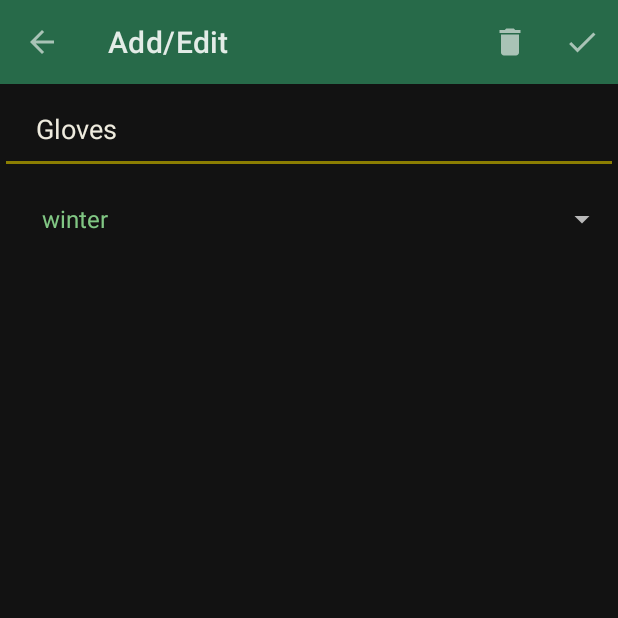
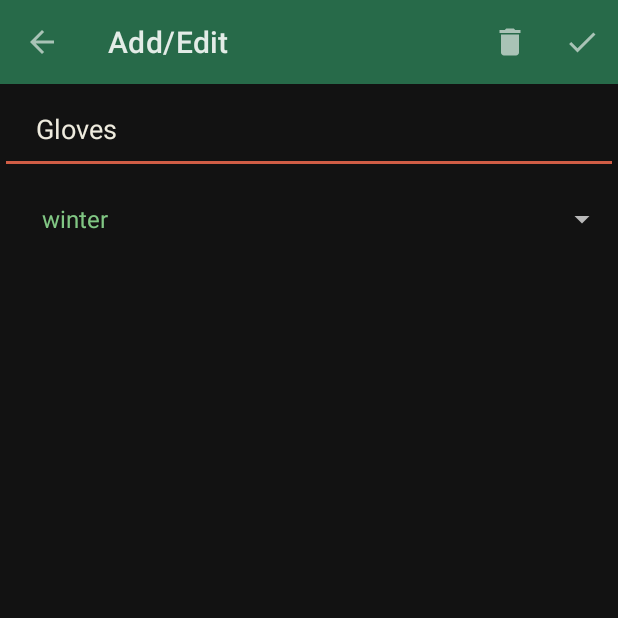
Before and after one commit to PremKolar/Kitems, an Android app: the screen it shows after launch (MainActivity), after a tap on "Gloves", on a phone screen of 412 x 824 dp, the top half of it. Run offline under Robolectric (Android 15) with nearby library versions, the phone set to English and light mode, and no system bars; our stand-ins replace Room's generated code, navigation-ui; libraries missing offline, so code that uses them is left out: jp.wasabeef.recyclerview; 2 statements that could not run were skipped; 2 other taps on this screen came first.

Commit message:
sessions now ratable

```diff
--- a/app/src/main/java/com/nk/tokitelist/MainActivity.kt
+++ b/app/src/main/java/com/nk/tokitelist/MainActivity.kt
@@ -1,5 +1,4 @@
 package com.nk.tokitelist
-// TODO: 12.11.20 animations missing
 
 import android.os.Bundle
 import android.view.MenuItem
--- a/app/src/main/java/com/nk/tokitelist/data/models/KiteSession.kt
+++ b/app/src/main/java/com/nk/tokitelist/data/models/KiteSession.kt
@@ -13,5 +13,6 @@ data class KiteSession(
         var id:Int,
         var date: Date,
         var spot: Spot,
-        var season: Season
+        var season: Season,
+        var rating: Rating = Rating.OK
 ): Parcelable
--- a/app/src/main/java/com/nk/tokitelist/fragments/list/ListAdapter.kt
+++ b/app/src/main/java/com/nk/tokitelist/fragments/list/checkedKitems/CheckedListAdapter.kt
@@ -1,4 +1,4 @@
-package com.nk.tokitelist.fragments.list
+package com.nk.tokitelist.fragments.list.checkedKitems
 
 import android.view.LayoutInflater
 import android.view.View
@@ -11,7 +11,7 @@ import com.nk.tokitelist.data.models.KiteItem
 import com.nk.tokitelist.data.models.Season
 import kotlinx.android.synthetic.main.row_layout.view.*
 
-class ListAdapter: RecyclerView.Adapter<ListAdapter.MyViewHolder>() {
+class CheckedListAdapter: RecyclerView.Adapter<CheckedListAdapter.MyViewHolder>() {
 
     var dataList = emptyList<KiteItem>()
 
@@ -27,7 +27,7 @@ class ListAdapter: RecyclerView.Adapter<ListAdapter.MyViewHolder>() {
     override fun onBindViewHolder(holder: MyViewHolder, position: Int) {
         holder.itemView.txt_name.text = dataList[position].name
         holder.itemView.row_background.setOnClickListener{
-            val action = KitemsListFragmentDirections.actionListFragmentToAddFragment(dataList[position])
+            val action = CheckedKitemsListFragmentDirections.actionCheckedListFragmentToAddFragment(dataList[position])
             holder.itemView.findNavController().navigate(action)
         }
 
--- a/app/src/main/java/com/nk/tokitelist/fragments/list/KitemsListFragment.kt
+++ b/app/src/main/java/com/nk/tokitelist/fragments/list/kitems/KitemsListFragment.kt
@@ -1,4 +1,4 @@
-package com.nk.tokitelist.fragments.list
+package com.nk.tokitelist.fragments.list.kitems
 
 
 import android.content.Context
@@ -203,7 +203,7 @@ class KitemsListFragment : Fragment() {
     }
 
     private fun swipeToCheck(recyclerView: RecyclerView){
-        val swipeToCheckCallback = object :SwipeToCheck(){
+        val swipeToCheckCallback = object : SwipeToCheck(){
             override fun onSwiped(viewHolder: RecyclerView.ViewHolder, direction: Int) {
                 val itemToCheck = adapter.dataList[viewHolder.adapterPosition]
                 mToKiteViewModel.checkKitem(itemToCheck)
--- /dev/null
+++ b/app/src/main/java/com/nk/tokitelist/fragments/list/kitems/ListAdapter.kt
@@ -0,0 +1,54 @@
+package com.nk.tokitelist.fragments.list.kitems
+
+import android.view.LayoutInflater
+import android.view.View
+import android.view.ViewGroup
+import androidx.core.content.ContextCompat
+import androidx.navigation.findNavController
+import androidx.recyclerview.widget.RecyclerView
+import com.nk.tokitelist.R
+import com.nk.tokitelist.data.models.KiteItem
+import com.nk.tokitelist.data.models.Season
+import kotlinx.android.synthetic.main.row_layout.view.*
+
+class ListAdapter: RecyclerView.Adapter<ListAdapter.MyViewHolder>() {
+
+    var dataList = emptyList<KiteItem>()
+
+    class MyViewHolder(itemView: View):RecyclerView.ViewHolder(itemView){
+
+    }
+
+    override fun onCreateViewHolder(parent: ViewGroup, viewType: Int): MyViewHolder {
+        val view = LayoutInflater.from(parent.context).inflate(R.layout.row_layout,parent,false)
+        return MyViewHolder(view)
+    }
+
+    override fun onBindViewHolder(holder: MyViewHolder, position: Int) {
+        holder.itemView.txt_name.text = dataList[position].name
+        holder.itemView.row_background.setOnClickListener{
+            val action = KitemsListFragmentDirections.actionListFragmentToAddFragment(dataList[position])
+            holder.itemView.findNavController().navigate(action)
+        }
+
+        when (dataList[position].season) {
+            Season.summer -> holder.itemView.row_background.background.setTint(ContextCompat.getColor(holder.itemView.context, R.color.hot))
+            Season.winter -> holder.itemView.row_background.background.setTint(ContextCompat.getColor(holder.itemView.context, R.color.cold))
+            Season.always -> holder.itemView.row_background.background.setTint(ContextCompat.getColor(holder.itemView.context, R.color.allYear))
+        }
+    }
+
+    override fun getItemCount(): Int {
+        return dataList.size
+    }
+
+    fun setData(data: List<KiteItem>?){
+        if (data != null) {
+            this.dataList = data
+        }else{
+            this.dataList = this.dataList.subList(0,0)
+        }
+        notifyDataSetChanged()
+    }
+
+}
--- a/app/src/main/java/com/nk/tokitelist/fragments/list/SwipeToCheck.kt
+++ b/app/src/main/java/com/nk/tokitelist/fragments/list/kitems/SwipeToCheck.kt
@@ -1,4 +1,4 @@
-package com.nk.tokitelist.fragments.list
+package com.nk.tokitelist.fragments.list.kitems
 
 import androidx.recyclerview.widget.ItemTouchHelper
 import androidx.recyclerview.widget.RecyclerView
--- a/app/src/main/res/layout/fragment_checked_list.xml
+++ b/app/src/main/res/layout/fragment_checked_list.xml
@@ -5,7 +5,7 @@
     xmlns:tools="http://schemas.android.com/tools"
     android:layout_width="match_parent"
     android:layout_height="match_parent"
-    tools:context=".fragments.list.CheckedKitemsListFragment"
+    tools:context=".fragments.list.checkedKitems.CheckedKitemsListFragment"
     android:orientation="vertical"
     style="@style/Theme.ToKiteList">
 
--- a/app/src/main/res/layout/fragment_kitems_list.xml
+++ b/app/src/main/res/layout/fragment_kitems_list.xml
@@ -6,7 +6,7 @@
     xmlns:tools="http://schemas.android.com/tools"
     android:layout_width="match_parent"
     android:layout_height="match_parent"
-    tools:context=".fragments.list.KitemsListFragment"
+    tools:context=".fragments.list.kitems.KitemsListFragment"
     android:orientation="vertical"
     >
 
--- a/app/src/main/res/navigation/main_nav.xml
+++ b/app/src/main/res/navigation/main_nav.xml
@@ -7,13 +7,16 @@
 
     <fragment
         android:id="@+id/checkedListFragment"
-        android:name="com.nk.tokitelist.fragments.list.CheckedKitemsListFragment"
+        android:name="com.nk.tokitelist.fragments.list.checkedKitems.CheckedKitemsListFragment"
         android:label="CheckedList"
         tools:layout="@layout/fragment_checked_list" >
+        <action
+            android:id="@+id/action_checkedListFragment_to_addFragment"
+            app:destination="@id/addFragment" />
     </fragment>
     <fragment
         android:id="@+id/listFragment"
-        android:name="com.nk.tokitelist.fragments.list.KitemsListFragment"
+        android:name="com.nk.tokitelist.fragments.list.kitems.KitemsListFragment"
         android:label="List"
         tools:layout="@layout/fragment_kitems_list" >
         <action
@@ -50,7 +53,9 @@
             android:id="@+id/action_addFragment_to_listFragment"
             app:destination="@id/listFragment"
             app:enterAnim="@anim/slide_in_right"
-            app:exitAnim="@anim/slide_out_right"/>
+            app:exitAnim="@anim/slide_out_right"
+            app:popEnterAnim="@anim/slide_in_left"
+            app:popExitAnim="@anim/slide_out_left" />
     </fragment>
     <fragment
         android:id="@+id/editSessionFragment"
@@ -65,7 +70,11 @@
             />
         <action
             android:id="@+id/action_editSessionFragment_to_sessionsOverviewFragment"
-            app:destination="@id/sessionsOverviewFragment" />
+            app:destination="@id/sessionsOverviewFragment"
+            app:enterAnim="@anim/slide_in_left"
+            app:exitAnim="@anim/slide_out_left"
+            app:popEnterAnim="@anim/slide_in_right"
+            app:popExitAnim="@anim/slide_out_right" />
     </fragment>
 
     <fragment android:id="@+id/sessionsOverviewFragment"
@@ -75,6 +84,10 @@
         >
         <action
             android:id="@+id/action_sessionsOverviewFragment_to_editSessionFragment"
-            app:destination="@id/editSessionFragment" />
+            app:destination="@id/editSessionFragment"
+            app:enterAnim="@anim/slide_in_right"
+            app:exitAnim="@anim/slide_out_right"
+            app:popEnterAnim="@anim/slide_in_left"
+            app:popExitAnim="@anim/slide_out_left" />
     </fragment>
 </navigation>
--- a/app/src/main/res/values-night/themes.xml
+++ b/app/src/main/res/values-night/themes.xml
@@ -12,6 +12,7 @@
         <!-- Status bar color. -->
         <item name="android:statusBarColor" tools:targetApi="l">?attr/colorPrimaryVariant</item>
         <!-- Customize your theme here. -->
+        <item name="colorAccent">@color/accentDark</item>
         <item name="background">@color/backgroundDark</item>
         <item name="colorBackgroundFloating">@color/backgroundDark</item>
         <item name="android:textColorPrimary">@color/white</item>
--- a/app/src/main/res/values/colors.xml
+++ b/app/src/main/res/values/colors.xml
@@ -5,6 +5,7 @@
     <color name="secondary">#dcc800</color>
     <color name="colorSecondaryVariant">#547a96</color>
     <color name="accent">#d05d45</color>
+    <color name="accentDark">#d05d45</color>
     <color name="background">#e0e0e0</color>
     <color name="lightGray">#e4e4e4</color>
     <color name="truewhite">#FFFFFF</color>
--- a/app/src/main/res/values/themes.xml
+++ b/app/src/main/res/values/themes.xml
@@ -12,6 +12,7 @@
         <!-- Status bar color. -->
         <item name="android:statusBarColor" tools:targetApi="l">@color/primary</item>
         <!-- Customize your theme here. -->
+        <item name="colorAccent">@color/accent</item>
         <item name="android:actionMenuTextColor">@color/black</item>
         <item name="actionMenuTextColor">@color/black</item>
         <item name="background">@color/white</item>
```
Also changed, not shown: app/src/main/java/com/nk/tokitelist/data/Converter.kt (+16 -0 lines), app/src/main/java/com/nk/tokitelist/data/models/Rating.kt (added, +15 -0 lines), app/src/main/java/com/nk/tokitelist/fragments/list/PullToSort.kt (deleted, +0 -11 lines), app/src/main/java/com/nk/tokitelist/fragments/list/checkedKitems/CheckedKitemsListFragment.kt (renamed from app/src/main/java/com/nk/tokitelist/fragments/list/CheckedKitemsListFragment.kt, +5 -3 lines), app/src/main/java/com/nk/tokitelist/fragments/session/EditSessionFragment.kt (+21 -4 lines), app/src/main/java/com/nk/tokitelist/fragments/session/SessionListAdapter.kt (+4 -6 lines), app/src/main/res/layout/fragment_edit_session.xml (+28 -6 lines), app/src/main/res/layout/session_row_layout.xml (+21 -6 lines).
